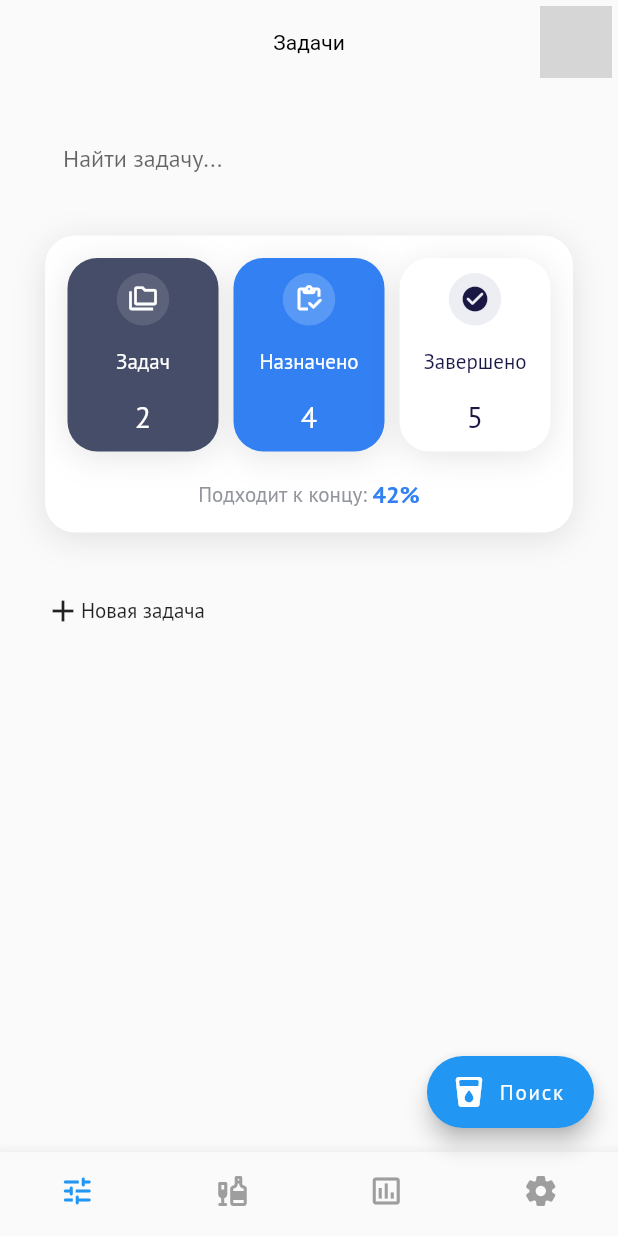
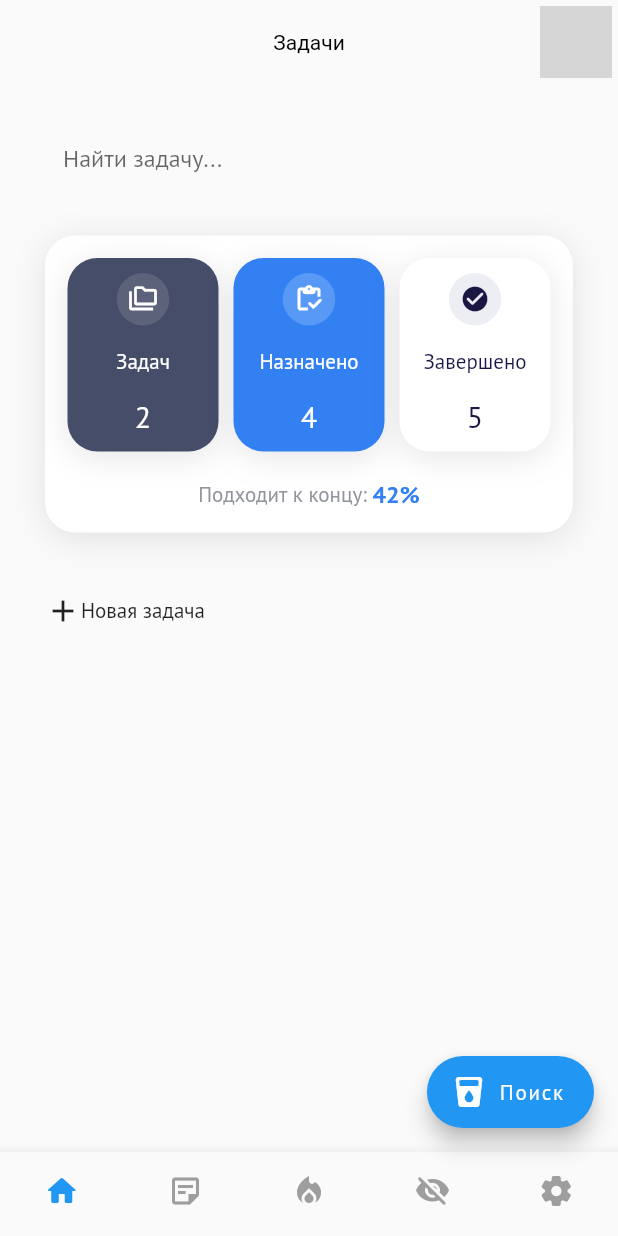
Before and after one commit to black-rusuz/rostelecom, a Flutter app: the screen it shows after launch, on a phone screen of 412 x 824 dp. Run offline on Flutter 3.47's test engine with Material 2 defaults, Android fonts, the phone set to English and light mode, and no system bars; drawn by our look-alikes of cached_network_image; our stand-ins replace dio, equatable, flutter_bloc, get_it, google_fonts, injectable; network calls fail; grey boxes are pictures that could not be loaded.

```diff
--- a/lib/presentation/pages/home/home_page.dart
+++ b/lib/presentation/pages/home/home_page.dart
@@ -5,6 +5,7 @@ import 'package:flutter_bloc/flutter_bloc.dart';
 import 'hidden/hidden_fragment.dart';
 import 'hot/hot_fragment.dart';
 import 'notes/notes_fragment.dart';
+import 'settings/settings_fragment.dart';
 import 'tasks/bloc/tasks_bloc.dart';
 import 'tasks/tasks_fragment.dart';
 
@@ -29,6 +30,7 @@ class _HomePageState extends State<HomePage> {
     'Заметки',
     '«Горящий» список',
     'Скрытые задачи',
+    'Настройки',
   ];
 
   final List<Widget> pages = [
@@ -36,6 +38,7 @@ class _HomePageState extends State<HomePage> {
     const NotesFragment(),
     const HotFragment(),
     const HiddenFragment(),
+    const SettingsFragment(),
   ];
 
   BottomNavigationBarItem navItem(IconData icon) =>
@@ -68,9 +71,10 @@ class _HomePageState extends State<HomePage> {
         currentIndex: selectedIndex,
         onTap: setIndex,
         items: [
-          navItem(Icons.tune_rounded),
-          navItem(Icons.liquor_rounded),
-          navItem(Icons.insert_chart_outlined_outlined),
+          navItem(Icons.home_rounded),
+          navItem(Icons.sticky_note_2_outlined),
+          navItem(Icons.local_fire_department),
+          navItem(Icons.visibility_off_rounded),
           navItem(Icons.settings_rounded),
         ],
       ),
```
Also changed, not shown: lib/presentation/pages/home/settings/settings_fragment.dart (added, +10 -0 lines).
